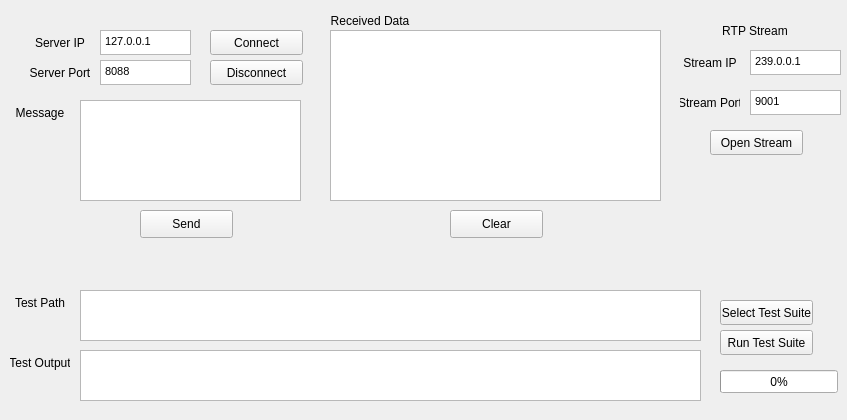
Above: QtProxyClient/mainwindow.ui from cal-roboops/F2017_Decal before the change. Below: the same form after it.
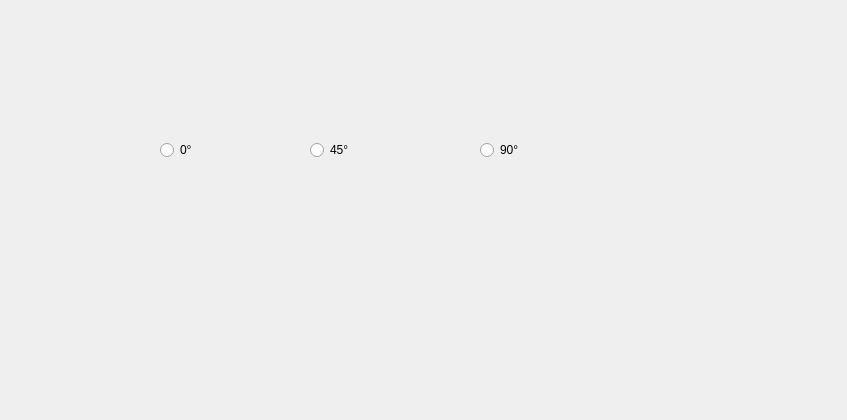
That is the form after the change.

Patch:
```diff
--- a/QtProxyClient/mainwindow.ui
+++ b/QtProxyClient/mainwindow.ui
@@ -17,385 +17,43 @@
    <string>QtProxyClient</string>
   </property>
   <widget class="QWidget" name="centralWidget">
-   <widget class="QTextEdit" name="msgEdit">
+   <widget class="QRadioButton" name="radio0">
     <property name="geometry">
      <rect>
-      <x>80</x>
-      <y>100</y>
-      <width>221</width>
-      <height>101</height>
+      <x>160</x>
+      <y>140</y>
+      <width>100</width>
+      <height>20</height>
      </rect>
     </property>
-   </widget>
-   <widget class="QPushButton" name="sendMSG">
-    <property name="geometry">
-     <rect>
-      <x>140</x>
-      <y>210</y>
-      <width>93</width>
-      <height>28</height>
-     </rect>
-    </property>
     <property name="text">
-     <string>Send</string>
+     <string>0°</string>
     </property>
    </widget>
-   <widget class="QLabel" name="recvLabel">
+   <widget class="QRadioButton" name="radio45">
     <property name="geometry">
      <rect>
-      <x>330</x>
-      <y>10</y>
-      <width>80</width>
-      <height>21</height>
+      <x>310</x>
+      <y>140</y>
+      <width>100</width>
+      <height>20</height>
      </rect>
     </property>
     <property name="text">
-     <string>Received Data</string>
+     <string>45°</string>
     </property>
-    <property name="alignment">
-     <set>Qt::AlignCenter</set>
-    </property>
    </widget>
-   <widget class="QLabel" name="msgLabel">
+   <widget class="QRadioButton" name="radio90">
     <property name="geometry">
      <rect>
-      <x>10</x>
-      <y>100</y>
-      <width>60</width>
-      <height>25</height>
-     </rect>
-    </property>
-    <property name="text">
-     <string>Message</string>
-    </property>
-    <property name="alignment">
-     <set>Qt::AlignCenter</set>
-    </property>
-   </widget>
-   <widget class="QTextEdit" name="serv_ipEdit">
-    <property name="geometry">
-     <rect>
-      <x>100</x>
-      <y>30</y>
-      <width>91</width>
-      <height>25</height>
-     </rect>
-    </property>
-    <property name="html">
-     <string>&lt;!DOCTYPE HTML PUBLIC &quot;-//W3C//DTD HTML 4.0//EN&quot; &quot;http://www.w3.org/TR/REC-html40/strict.dtd&quot;&gt;
-&lt;html&gt;&lt;head&gt;&lt;meta name=&quot;qrichtext&quot; content=&quot;1&quot; /&gt;&lt;style type=&quot;text/css&quot;&gt;
-p, li { white-space: pre-wrap; }
-&lt;/style&gt;&lt;/head&gt;&lt;body style=&quot; font-family:'MS Shell Dlg 2'; font-size:8.25pt; font-weight:400; font-style:normal;&quot;&gt;
-&lt;p style=&quot; margin-top:0px; margin-bottom:0px; margin-left:0px; margin-right:0px; -qt-block-indent:0; text-indent:0px;&quot;&gt;127.0.0.1&lt;/p&gt;&lt;/body&gt;&lt;/html&gt;</string>
-    </property>
-   </widget>
-   <widget class="QLabel" name="serv_ip_Label">
-    <property name="geometry">
-     <rect>
-      <x>30</x>
-      <y>30</y>
-      <width>60</width>
-      <height>25</height>
-     </rect>
-    </property>
-    <property name="text">
-     <string>Server IP</string>
-    </property>
-    <property name="alignment">
-     <set>Qt::AlignCenter</set>
-    </property>
-   </widget>
-   <widget class="QTextEdit" name="recvData">
-    <property name="enabled">
-     <bool>true</bool>
-    </property>
-    <property name="geometry">
-     <rect>
-      <x>330</x>
-      <y>30</y>
-      <width>331</width>
-      <height>171</height>
-     </rect>
-    </property>
-    <property name="readOnly">
-     <bool>true</bool>
-    </property>
-   </widget>
-   <widget class="QPushButton" name="clearRECV">
-    <property name="geometry">
-     <rect>
-      <x>450</x>
-      <y>210</y>
-      <width>93</width>
-      <height>28</height>
-     </rect>
-    </property>
-    <property name="text">
-     <string>Clear</string>
-    </property>
-   </widget>
-   <widget class="QPushButton" name="connect">
-    <property name="geometry">
-     <rect>
-      <x>210</x>
-      <y>30</y>
-      <width>93</width>
-      <height>25</height>
-     </rect>
-    </property>
-    <property name="text">
-     <string>Connect</string>
-    </property>
-   </widget>
-   <widget class="QLabel" name="infoLabel">
-    <property name="geometry">
-     <rect>
-      <x>20</x>
-      <y>250</y>
-      <width>331</width>
+      <x>480</x>
+      <y>140</y>
+      <width>100</width>
       <height>20</height>
      </rect>
     </property>
     <property name="text">
-     <string/>
-    </property>
-    <property name="alignment">
-     <set>Qt::AlignCenter</set>
-    </property>
-   </widget>
-   <widget class="QTextEdit" name="serv_portEdit">
-    <property name="geometry">
-     <rect>
-      <x>100</x>
-      <y>60</y>
-      <width>91</width>
-      <height>25</height>
-     </rect>
-    </property>
-    <property name="html">
-     <string>&lt;!DOCTYPE HTML PUBLIC &quot;-//W3C//DTD HTML 4.0//EN&quot; &quot;http://www.w3.org/TR/REC-html40/strict.dtd&quot;&gt;
-&lt;html&gt;&lt;head&gt;&lt;meta name=&quot;qrichtext&quot; content=&quot;1&quot; /&gt;&lt;style type=&quot;text/css&quot;&gt;
-p, li { white-space: pre-wrap; }
-&lt;/style&gt;&lt;/head&gt;&lt;body style=&quot; font-family:'MS Shell Dlg 2'; font-size:8.25pt; font-weight:400; font-style:normal;&quot;&gt;
-&lt;p style=&quot; margin-top:0px; margin-bottom:0px; margin-left:0px; margin-right:0px; -qt-block-indent:0; text-indent:0px;&quot;&gt;8088&lt;/p&gt;&lt;/body&gt;&lt;/html&gt;</string>
-    </property>
-   </widget>
-   <widget class="QLabel" name="serv_port_Label">
-    <property name="geometry">
-     <rect>
-      <x>30</x>
-      <y>60</y>
-      <width>60</width>
-      <height>25</height>
-     </rect>
-    </property>
-    <property name="text">
-     <string>Server Port</string>
-    </property>
-    <property name="alignment">
-     <set>Qt::AlignCenter</set>
-    </property>
-   </widget>
-   <widget class="QPushButton" name="disconnect">
-    <property name="geometry">
-     <rect>
-      <x>210</x>
-      <y>60</y>
-      <width>93</width>
-      <height>25</height>
-     </rect>
-    </property>
-    <property name="text">
-     <string>Disconnect</string>
-    </property>
-   </widget>
-   <widget class="QPushButton" name="runTestSuite">
-    <property name="geometry">
-     <rect>
-      <x>720</x>
-      <y>330</y>
-      <width>93</width>
-      <height>25</height>
-     </rect>
-    </property>
-    <property name="text">
-     <string>Run Test Suite</string>
-    </property>
-   </widget>
-   <widget class="QTextEdit" name="testPathEdit">
-    <property name="geometry">
-     <rect>
-      <x>80</x>
-      <y>290</y>
-      <width>621</width>
-      <height>51</height>
-     </rect>
-    </property>
-   </widget>
-   <widget class="QPushButton" name="selectTestSuite">
-    <property name="geometry">
-     <rect>
-      <x>720</x>
-      <y>300</y>
-      <width>93</width>
-      <height>25</height>
-     </rect>
-    </property>
-    <property name="text">
-     <string>Select Test Suite</string>
-    </property>
-   </widget>
-   <widget class="QLabel" name="test_Label">
-    <property name="geometry">
-     <rect>
-      <x>10</x>
-      <y>290</y>
-      <width>60</width>
-      <height>25</height>
-     </rect>
-    </property>
-    <property name="text">
-     <string>Test Path</string>
-    </property>
-    <property name="alignment">
-     <set>Qt::AlignCenter</set>
-    </property>
-   </widget>
-   <widget class="QProgressBar" name="testProgress">
-    <property name="geometry">
-     <rect>
-      <x>720</x>
-      <y>370</y>
-      <width>118</width>
-      <height>23</height>
-     </rect>
-    </property>
-    <property name="value">
-     <number>0</number>
-    </property>
-   </widget>
-   <widget class="QTextEdit" name="testOut">
-    <property name="geometry">
-     <rect>
-      <x>80</x>
-      <y>350</y>
-      <width>621</width>
-      <height>51</height>
-     </rect>
-    </property>
-    <property name="readOnly">
-     <bool>true</bool>
-    </property>
-   </widget>
-   <widget class="QLabel" name="test_Label_2">
-    <property name="geometry">
-     <rect>
-      <x>10</x>
-      <y>350</y>
-      <width>60</width>
-      <height>25</height>
-     </rect>
-    </property>
-    <property name="text">
-     <string>Test Output</string>
-    </property>
-    <property name="alignment">
-     <set>Qt::AlignCenter</set>
-    </property>
-   </widget>
-   <widget class="QLabel" name="st_ip_Label">
-    <property name="geometry">
-     <rect>
-      <x>680</x>
-      <y>50</y>
-      <width>60</width>
-      <height>25</height>
-     </rect>
-    </property>
-    <property name="text">
-     <string>Stream IP</string>
-    </property>
-    <property name="alignment">
-     <set>Qt::AlignCenter</set>
-    </property>
-   </widget>
-   <widget class="QPushButton" name="openStream">
-    <property name="geometry">
-     <rect>
-      <x>710</x>
-      <y>130</y>
-      <width>93</width>
-      <height>25</height>
-     </rect>
-    </property>
-    <property name="text">
-     <string>Open Stream</string>
-    </property>
-   </widget>
-   <widget class="QTextEdit" name="st_portEdit">
-    <property name="geometry">
-     <rect>
-      <x>750</x>
-      <y>90</y>
-      <width>91</width>
-      <height>25</height>
-     </rect>
-    </property>
-    <property name="html">
-     <string>&lt;!DOCTYPE HTML PUBLIC &quot;-//W3C//DTD HTML 4.0//EN&quot; &quot;http://www.w3.org/TR/REC-html40/strict.dtd&quot;&gt;
-&lt;html&gt;&lt;head&gt;&lt;meta name=&quot;qrichtext&quot; content=&quot;1&quot; /&gt;&lt;style type=&quot;text/css&quot;&gt;
-p, li { white-space: pre-wrap; }
-&lt;/style&gt;&lt;/head&gt;&lt;body style=&quot; font-family:'MS Shell Dlg 2'; font-size:8.25pt; font-weight:400; font-style:normal;&quot;&gt;
-&lt;p style=&quot; margin-top:0px; margin-bottom:0px; margin-left:0px; margin-right:0px; -qt-block-indent:0; text-indent:0px;&quot;&gt;9001&lt;/p&gt;&lt;/body&gt;&lt;/html&gt;</string>
-    </property>
-   </widget>
-   <widget class="QTextEdit" name="st_ipEdit">
-    <property name="geometry">
-     <rect>
-      <x>750</x>
-      <y>50</y>
-      <width>91</width>
-      <height>25</height>
-     </rect>
-    </property>
-    <property name="html">
-     <string>&lt;!DOCTYPE HTML PUBLIC &quot;-//W3C//DTD HTML 4.0//EN&quot; &quot;http://www.w3.org/TR/REC-html40/strict.dtd&quot;&gt;
-&lt;html&gt;&lt;head&gt;&lt;meta name=&quot;qrichtext&quot; content=&quot;1&quot; /&gt;&lt;style type=&quot;text/css&quot;&gt;
-p, li { white-space: pre-wrap; }
-&lt;/style&gt;&lt;/head&gt;&lt;body style=&quot; font-family:'MS Shell Dlg 2'; font-size:8.25pt; font-weight:400; font-style:normal;&quot;&gt;
-&lt;p style=&quot; margin-top:0px; margin-bottom:0px; margin-left:0px; margin-right:0px; -qt-block-indent:0; text-indent:0px;&quot;&gt;239.0.0.1&lt;/p&gt;&lt;/body&gt;&lt;/html&gt;</string>
-    </property>
-   </widget>
-   <widget class="QLabel" name="st_port_Label">
-    <property name="geometry">
-     <rect>
-      <x>680</x>
-      <y>90</y>
-      <width>60</width>
-      <height>25</height>
-     </rect>
-    </property>
-    <property name="text">
-     <string>Stream Port</string>
-    </property>
-    <property name="alignment">
-     <set>Qt::AlignCenter</set>
-    </property>
-   </widget>
-   <widget class="QLabel" name="streamLabel">
-    <property name="geometry">
-     <rect>
-      <x>720</x>
-      <y>20</y>
-      <width>70</width>
-      <height>21</height>
-     </rect>
-    </property>
-    <property name="text">
-     <string>RTP Stream</string>
-    </property>
-    <property name="alignment">
-     <set>Qt::AlignCenter</set>
+     <string>90°</string>
     </property>
    </widget>
   </widget>
```
